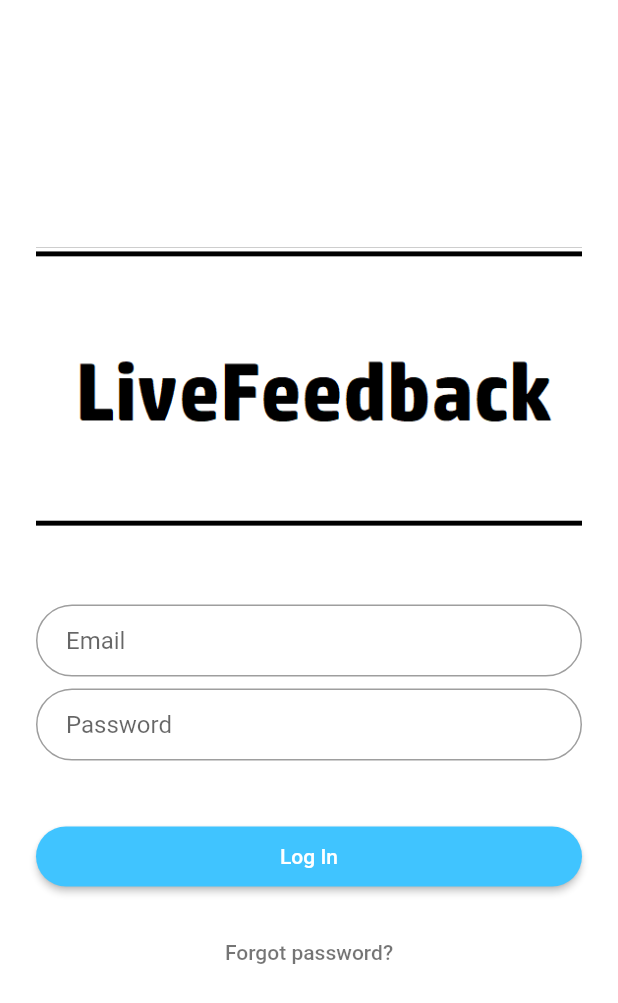
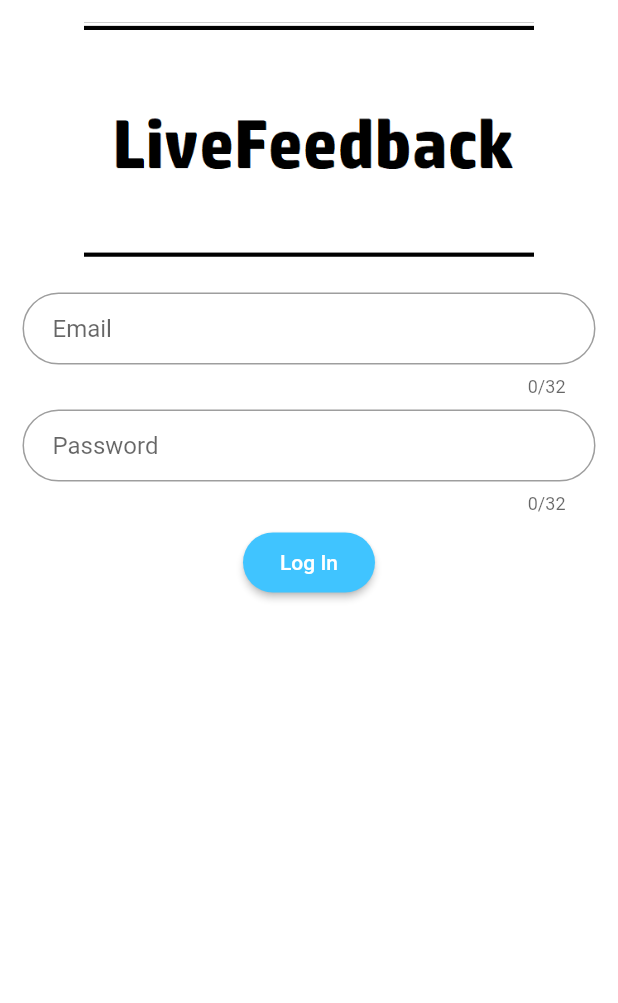
Before and after one commit to softeng-feup/open-cx-aacm, a Flutter app: the screen it shows after launch, on a phone screen of 412 x 824 dp. Shown: the top 1003 px of the screen. Run offline on Flutter 3.47's test engine with Material 2 defaults, Android fonts, the phone set to English and light mode, and no system bars; Roboto replaces fonts that are missing (Montserrat).

Commit message:
login working

```diff
--- a/project1/lib/info.dart
+++ b/project1/lib/info.dart
@@ -11,6 +11,7 @@ class AllInfo {
     this.allLectures = parser.loadAllLectures();
     this.people = parser.loadAllPeople();
   }
+
   List<Lecture> getAllLectures() {return allLectures;}
   List<User> getPeople() {return people;}
   void setAllLectures( List<Lecture> lectures){this.allLectures = lectures;}
--- a/project1/lib/login_page.dart
+++ b/project1/lib/login_page.dart
@@ -1,6 +1,6 @@
 import 'package:flutter/material.dart';
+import 'info.dart';
 import 'home_page.dart';
-import 'info.dart';
 
 
 class LoginPage extends StatefulWidget {
@@ -9,85 +9,132 @@ class LoginPage extends StatefulWidget {
   LoginPage(this.info);
 
   @override
-  _LoginPageState createState() => new _LoginPageState();
+  _LoginPageState createState() => new _LoginPageState(info);
 }
 
 class _LoginPageState extends State<LoginPage> {
+
+  _LoginPageState(this.info);
+
+  AllInfo info;
+  GlobalKey<FormState> _key = new GlobalKey();
+  bool _validate = false;
+  bool incorrectPass = false;
+  String password, email;
+
   @override
   Widget build(BuildContext context) {
-    final logo = Hero(
-      tag: 'hero',
+    return Scaffold(
+        backgroundColor: Colors.white,
+        body: Center(
           child: new Container(
-          width: 190.0,
-          height: 190.0,
-          decoration: new BoxDecoration(color:  Colors.grey),
-          child: Image.asset("assets/images/logo.png", fit :BoxFit.cover),
-          ));
+            margin: new EdgeInsets.all(15.0),
+            child: new Form(
+              key: _key,
+              autovalidate: _validate,
+              child: FormUI(),
+            ),
+          ),
+      ),
+    );
+  }
 
-
-    final email = TextFormField(
-      keyboardType: TextInputType.emailAddress,
-      autofocus: false,
+  Widget FormUI() {
+    return new Column(
+      children: <Widget>[
+        logo,
+        SizedBox(height: 20.0),
+        new TextFormField(
             decoration: InputDecoration(
               hintText: 'Email',
               contentPadding: EdgeInsets.fromLTRB(20.0, 10.0, 20.0, 10.0),
                border: OutlineInputBorder(borderRadius: BorderRadius.circular(32.0)),
             ),
-      validator: (input) => !input.contains('@') ? 'Not a valid Email' : null,
-    );
-
-    final password = TextFormField(
+            keyboardType: TextInputType.emailAddress,
+            maxLength: 32,
             autofocus: false,
-      obscureText: true,
+            validator: validateEmail,
+            onSaved: (String val) {
+              email = val;
+            }),
+        SizedBox(height: 8.0),
+        new TextFormField(
           decoration: InputDecoration(
             hintText: 'Password',
             contentPadding: EdgeInsets.fromLTRB(20.0, 10.0, 20.0, 10.0),
             border: OutlineInputBorder(borderRadius: BorderRadius.circular(32.0)),
           ),
-      validator: (input) => input.length < 8 ? 'You need at least 8 characters' : null,
-    );
-
-    final loginButton = Padding(
-      padding: EdgeInsets.symmetric(vertical: 16.0),
-      child: RaisedButton(
+          maxLength: 32,
+          autofocus: false,
+          obscureText: true,
+          validator: validatePassword,
+          onSaved: (String val) {
+            password = val;
+          },
+        ),
+        SizedBox(height: 8.0),
+        new RaisedButton(
           shape: RoundedRectangleBorder(
           borderRadius: BorderRadius.circular(24),
           ),
-        onPressed: () {
-          Navigator.of(context).pushNamed(HomePage.tag);
-        },
+          onPressed: _sendToServer,
           padding: EdgeInsets.all(12),
           color: Colors.lightBlueAccent,
           child: Text('Log In', style: TextStyle(color: Colors.white)),
-      ),
-    );
-
-    final forgotLabel = FlatButton(
-      child: Text(
-        'Forgot password?',
-        style: TextStyle(color: Colors.black54),
-      ),
-      onPressed: () {},
-    );
-
-    return Scaffold(
-      backgroundColor: Colors.white,
-      body: Center(
-        child: ListView(
-          shrinkWrap: true,
-          padding: EdgeInsets.only(left: 24.0, right: 24.0),
-          children: <Widget>[
-            logo,
-            SizedBox(height: 48.0),
-            email,
-            SizedBox(height: 8.0),
-            password,
-            SizedBox(height: 24.0),
-            loginButton,
-            forgotLabel
+        )
       ],
-        ),
-      ),
     );
   }
+
+  final logo = Hero(
+      tag: 'hero',
+      child: new Container(
+          width: 300.0,
+          height: 160.0,
+          decoration: new BoxDecoration(color:  Colors.grey),
+          child: Image.asset("assets/images/logo.png", fit :BoxFit.cover),
+          ));
+
+  String validateEmail(String value) {
+    String pattern = r'^(([^<>()[\]\\.,;:\s@\"]+(\.[^<>()[\]\\.,;:\s@\"]+)*)|(\".+\"))@((\[[0-9]{1,3}\.[0-9]{1,3}\.[0-9]{1,3}\.[0-9]{1,3}\])|(([a-zA-Z\-0-9]+\.)+[a-zA-Z]{2,}))$';
+    RegExp regExp = new RegExp(pattern);
+    var check = info.getPeople().firstWhere((cookie) => cookie.email == value, orElse: () => null);
+    if (value.length == 0) {
+      return "Email is Required";
+    } else if(!regExp.hasMatch(value) || check == null){
+      return "Invalid Email";
     }
+    else {
+      return null;
+    }
+  }
+  String validatePassword(String value) {
+    if (value.length == 0) {
+      return "Password is Required";
+    }
+    else if(incorrectPass == true){
+      incorrectPass = false;
+      return "Password is incorrect";
+    }
+    return null;
+  }
+
+  _sendToServer() {
+
+    if (_key.currentState.validate()) {
+      _key.currentState.save();
+      var check = info.getPeople().firstWhere((cookie) => (cookie.email == email && cookie.password == password), orElse: () => null);
+      if (check != null){
+        Navigator.of(context).pushNamed(HomePage.tag);
+      }
+      else{ incorrectPass = true;}
+
+    }
+    else {
+      // validation error
+      setState(() {
+        _validate = true;
+      });
+    }
+  }
+}
```
Lines whose indentation alone changed are shown as unchanged.
